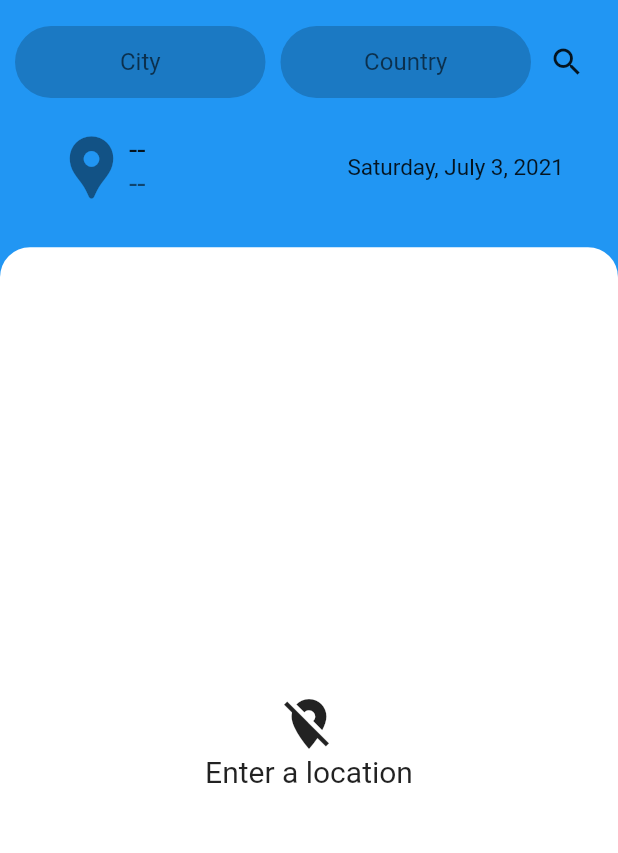
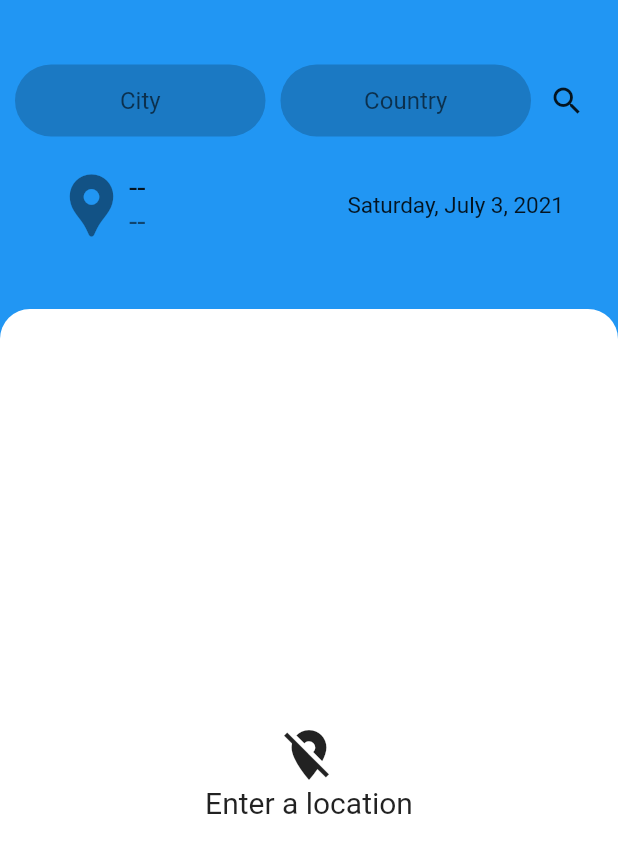
Before and after one commit to rhodeon/Weatherly, a Flutter app: the screen it shows after launch, on a phone screen of 412 x 824 dp. Shown: the top 853 px of the screen. Run offline on Flutter 3.47's test engine with Material 2 defaults, Android fonts, the light colour scheme and no system bars; our stand-ins replace font_awesome_flutter, transparent_image.

Commit message:
Aesthetic fixes.

```diff
--- a/lib/screens/home_screen.dart
+++ b/lib/screens/home_screen.dart
@@ -34,18 +34,13 @@ class _HomeScreenState extends State<HomeScreen> {
       child: SafeArea(
         bottom: false,
         child: Scaffold(
-          body: Stack(
-            children: [
-              Container(color: Colors.blue), // background colour
-              Column(
+          backgroundColor: Colors.transparent,
+          body: Column(
             children: [
               buildMetaDetails(),
               Expanded(
-                    child:
-                        WeatherDetailsContainer(_currentWeather, _responseCode),
+                child: WeatherDetailsContainer(_currentWeather, _responseCode),
               ),
-                ],
-              )
             ],
           ),
         ),
@@ -57,7 +52,8 @@ class _HomeScreenState extends State<HomeScreen> {
     // Shows location (with form) and date
     return Container(
       width: MediaQuery.of(context).size.width,
-      height: MediaQuery.of(context).size.height * 0.2,
+      height: MediaQuery.of(context).size.height * 0.25,
+      padding: EdgeInsets.only(top: 10),
       child: Column(
         children: [
           buildLocationForm(),
@@ -121,8 +117,10 @@ class _HomeScreenState extends State<HomeScreen> {
     );
   }
 
-  IconButton buildSearchButton() {
-    return IconButton(
+  Material buildSearchButton() {
+    return Material(
+      color: Colors.transparent,
+      child: IconButton(
         icon: Icon(Icons.search),
         onPressed: () {
           if (_cityTextController.text.trim().isEmpty) {
@@ -132,9 +130,11 @@ class _HomeScreenState extends State<HomeScreen> {
                 content: Text("Enter a city name"),
               ),
             );
+          } else {
+            getWeather(_cityTextController.text, _countryTextController.text);
           }
-        getWeather(_cityTextController.text, _countryTextController.text);
         },
+      ),
     );
   }
 
--- a/pubspec.yaml
+++ b/pubspec.yaml
@@ -31,6 +31,7 @@ dependencies:
   http: ^0.13.3
   font_awesome_flutter: ^9.1.0
   intl: ^0.17.0
+  transparent_image: ^2.0.0
 
 dev_dependencies:
   flutter_test:
```
Also changed, not shown: lib/screens/weather_details_container.dart (+11 -9 lines), pubspec.lock. Lines whose indentation alone changed are shown as unchanged.
